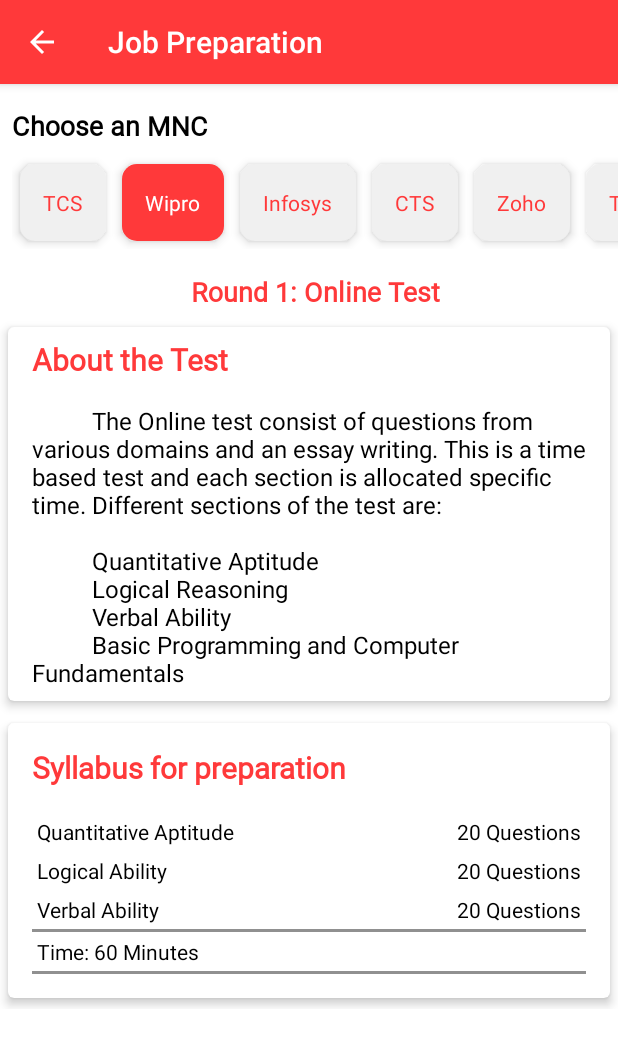
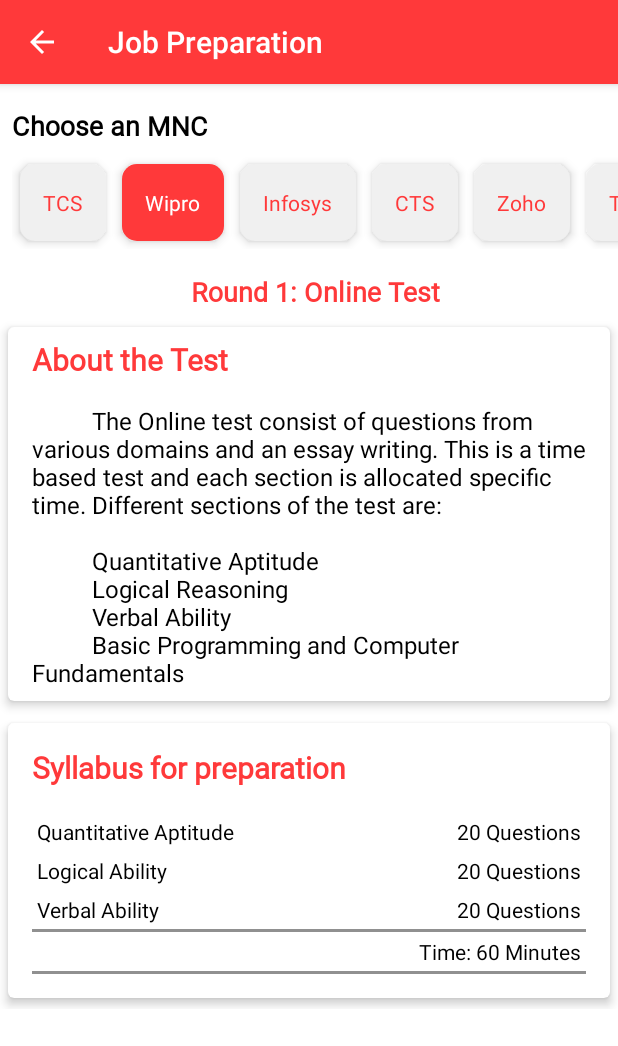
Before and after one commit to DevanandSB/Educatie, an Android app: the JobsActivity screen opened directly, with no data from a screen before it, after a tap on "Wipro", on a phone screen of 412 x 824 dp. Shown: the top 1046 px of the screen. Run offline under Robolectric (Android 15) with nearby library versions, the phone set to English and light mode, and no system bars; 1 other tap on this screen came first.

```diff
--- a/app/src/main/res/layout/activity_jobs.xml
+++ b/app/src/main/res/layout/activity_jobs.xml
@@ -1150,9 +1150,14 @@
 
                         <TableRow>
                             <TextView
+                                android:layout_column="1"
                                 android:textColor="#000"
-                                android:layout_column="1"
+                                android:text=""
+                                android:padding="3dip" />
+                            <TextView
                                 android:text="Time: 60 Minutes"
+                                android:textColor="#000"
+                                android:gravity="right"
                                 android:padding="3dip" />
                         </TableRow>
 
```
